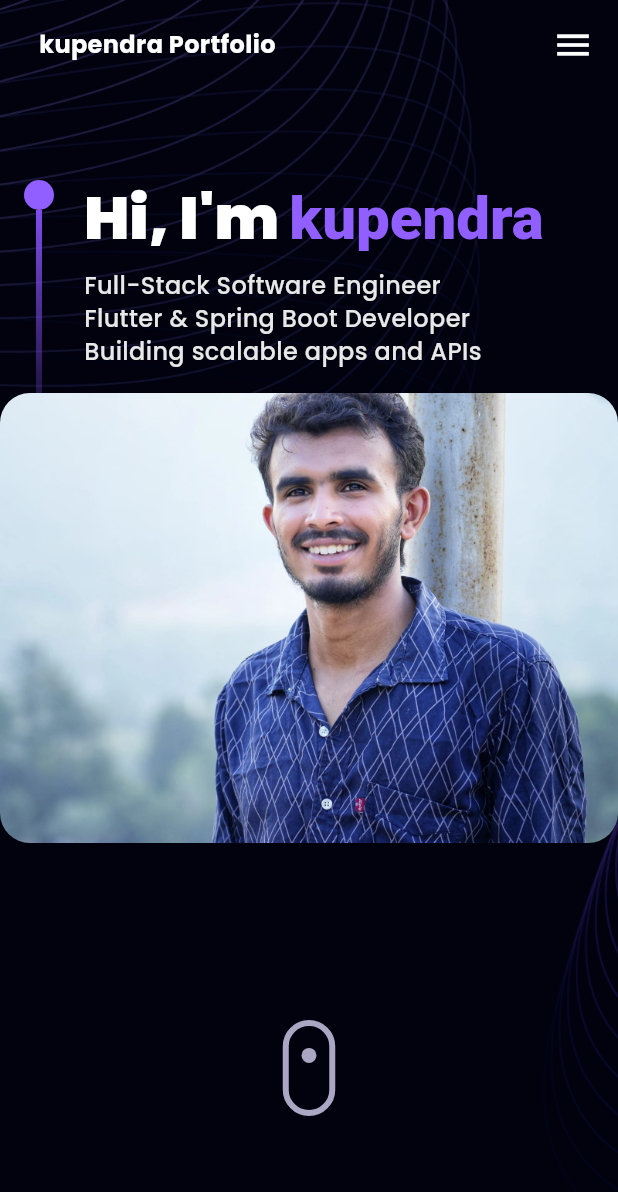
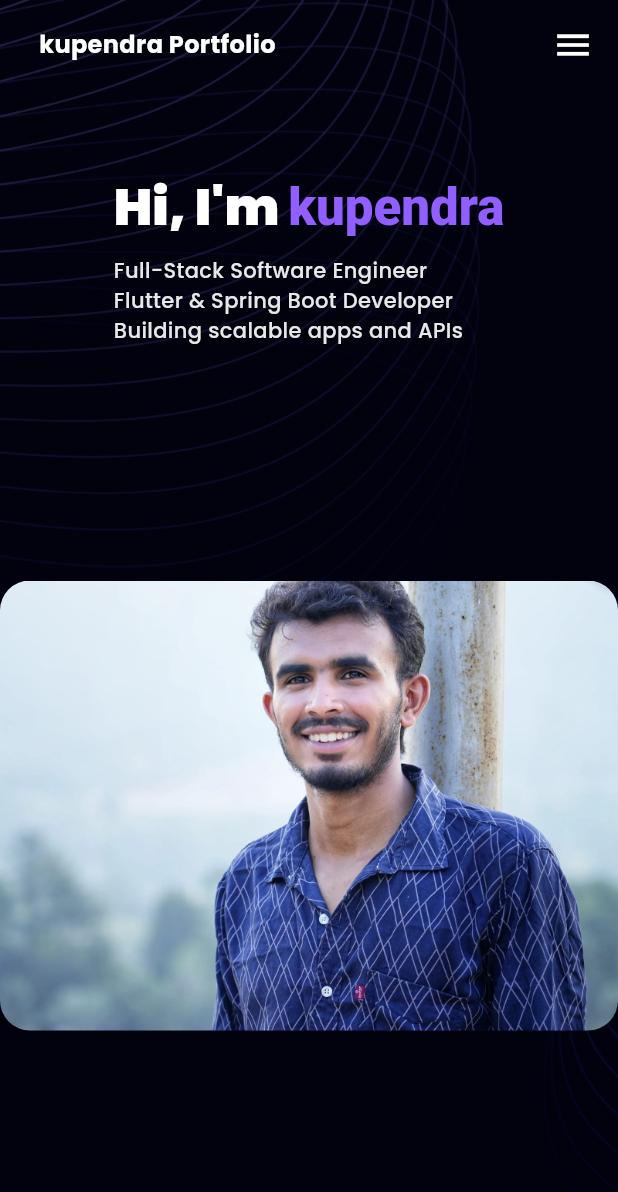
Before and after one commit to kupendraV39/portfolio, a Flutter app: the screen it shows after launch, on a phone screen of 412 x 824 dp. Shown: the top 1192 px of the screen. Run offline on Flutter 3.47's test engine with Material 3 defaults, Android fonts, the phone set to English and light mode, and no system bars; drawn by our look-alikes of flutter_animate, scrollable_positioned_list; our stand-ins replace another_flushbar, cloud_firestore, firebase_core, flutter_svg, go_router, google_fonts and 1 more; missing offline and left inert: dart:html; accounts and stored records are empty.

Commit message:
overlaping text and iimage

```diff
--- a/lib/widgets/sections/hero_section.dart
+++ b/lib/widgets/sections/hero_section.dart
@@ -27,6 +27,7 @@ class _HeroSectionState extends State<HeroSection>
       vsync: this,
       duration: const Duration(milliseconds: 1500),
     )..repeat(reverse: true);
+
     _bounceAnim = Tween<double>(begin: 0, end: 24).animate(
       CurvedAnimation(parent: _bounceCtrl, curve: Curves.easeInOut),
     );
@@ -38,6 +39,66 @@ class _HeroSectionState extends State<HeroSection>
     super.dispose();
   }
 
+  Widget _buildMobileLayout(BuildContext context) {
+    return Column(
+      children: [
+        const SizedBox(height: 120),
+
+        // TEXT FIRST
+        Padding(
+          padding: const EdgeInsets.symmetric(horizontal: 16),
+          child: Column(
+            crossAxisAlignment: CrossAxisAlignment.start,
+            children: [
+              RichText(
+                text: TextSpan(
+                  style: GoogleFonts.poppins(
+                    fontSize: 34,
+                    fontWeight: FontWeight.w900,
+                    color: AppColors.white,
+                    height: 1.1,
+                  ),
+                  children: const [
+                    TextSpan(text: "Hi, I'm "),
+                    TextSpan(
+                      text: AppConfig.heroName,
+                      style: TextStyle(color: AppColors.accent),
+                    ),
+                  ],
+                ),
+              )
+                  .animate()
+                  .fadeIn(duration: 600.ms)
+                  .slideX(begin: -0.2, duration: 600.ms),
+              const SizedBox(height: 10),
+              Text(
+                AppConfig.heroSubtitle.join('\n'),
+                style: GoogleFonts.poppins(
+                  fontSize: 14,
+                  fontWeight: FontWeight.w500,
+                  color: AppColors.white100,
+                  height: 1.4,
+                ),
+              )
+                  .animate()
+                  .fadeIn(delay: 200.ms, duration: 600.ms)
+                  .slideX(begin: -0.2, delay: 200.ms, duration: 600.ms),
+            ],
+          ),
+        ),
+
+        const SizedBox(height: 20),
+
+        // 3D MODEL BELOW
+        const Expanded(
+          child: IgnorePointer(
+            child: Computer3D(),
+          ),
+        ),
+      ],
+    );
+  }
+
   @override
   Widget build(BuildContext context) {
     final size = MediaQuery.of(context).size;
@@ -46,9 +107,18 @@ class _HeroSectionState extends State<HeroSection>
 
     return SizedBox(
       height: size.height,
-      child: Stack(
+      child: isMobile
+          ? _buildMobileLayout(context)
+          : Stack(
               children: [
-          // ── Hero text (top-left) ──────────────────────────────
+                // 3D BACKGROUND
+                const Positioned.fill(
+                  child: IgnorePointer(
+                    child: Computer3D(),
+                  ),
+                ),
+
+                // HERO TEXT
                 Positioned(
                   top: 120,
                   left: ph,
@@ -56,7 +126,6 @@ class _HeroSectionState extends State<HeroSection>
                   child: Row(
                     crossAxisAlignment: CrossAxisAlignment.start,
                     children: [
-                // Purple dot + vertical gradient line
                       Column(
                         children: [
                           Container(
@@ -69,7 +138,7 @@ class _HeroSectionState extends State<HeroSection>
                           ),
                           Container(
                             width: 4,
-                      height: isMobile ? 160 : 320,
+                            height: 320,
                             decoration: const BoxDecoration(
                               gradient: AppColors.violetGradient,
                             ),
@@ -77,27 +146,25 @@ class _HeroSectionState extends State<HeroSection>
                         ],
                       ),
                       const SizedBox(width: 20),
-
-                // Text
                       Expanded(
                         child: Column(
                           crossAxisAlignment: CrossAxisAlignment.start,
                           children: [
-                      const SizedBox(height: 4),
                             RichText(
                               text: TextSpan(
                                 style: GoogleFonts.poppins(
-                            fontSize: isMobile ? 40 : 60,
+                                  fontSize: 60,
                                   fontWeight: FontWeight.w900,
                                   color: AppColors.white,
                                   height: 1.1,
                                 ),
-                          // ignore: prefer_const_literals_to_create_immutables
-                          children: [
-                            const TextSpan(text: "Hi, I'm "),
-                            const TextSpan(
+                                children: const [
+                                  TextSpan(text: "Hi, I'm "),
+                                  TextSpan(
                                     text: AppConfig.heroName,
-                              style: TextStyle(color: AppColors.accent),
+                                    style: TextStyle(
+                                      color: AppColors.accent,
+                                    ),
                                   ),
                                 ],
                               ),
@@ -105,13 +172,11 @@ class _HeroSectionState extends State<HeroSection>
                                 .animate()
                                 .fadeIn(duration: 600.ms)
                                 .slideX(begin: -0.2, duration: 600.ms),
-
                             const SizedBox(height: 8),
-
                             Text(
                               AppConfig.heroSubtitle.join('\n'),
                               style: GoogleFonts.poppins(
-                          fontSize: isMobile ? 16 : 26,
+                                fontSize: 26,
                                 fontWeight: FontWeight.w500,
                                 color: AppColors.white100,
                                 height: 1.4,
@@ -119,7 +184,10 @@ class _HeroSectionState extends State<HeroSection>
                             )
                                 .animate()
                                 .fadeIn(delay: 200.ms, duration: 600.ms)
-                          .slideX(begin: -0.2, delay: 200.ms, duration: 600.ms),
+                                .slideX(
+                                    begin: -0.2,
+                                    delay: 200.ms,
+                                    duration: 600.ms),
                           ],
                         ),
                       ),
@@ -127,12 +195,7 @@ class _HeroSectionState extends State<HeroSection>
                   ),
                 ),
 
-          // ── 3D Computer model ────────────────────────────────
-          const Positioned.fill(
-            child: Computer3D(),
-          ),
-
-          // ── Scroll indicator (bottom center) ─────────────────
+                // SCROLL INDICATOR
                 Positioned(
                   bottom: isMobile ? 80 : 40,
                   left: 0,
@@ -145,7 +208,10 @@ class _HeroSectionState extends State<HeroSection>
                         height: 64,
                         decoration: BoxDecoration(
                           borderRadius: BorderRadius.circular(32),
-                    border: Border.all(color: AppColors.secondary, width: 4),
+                          border: Border.all(
+                            color: AppColors.secondary,
+                            width: 4,
+                          ),
                         ),
                         padding: const EdgeInsets.all(8),
                         alignment: Alignment.topCenter,
```
Also changed, not shown: lib/widgets/layout/navbar.dart (+0 -80 lines). Lines whose indentation alone changed are shown as unchanged.
